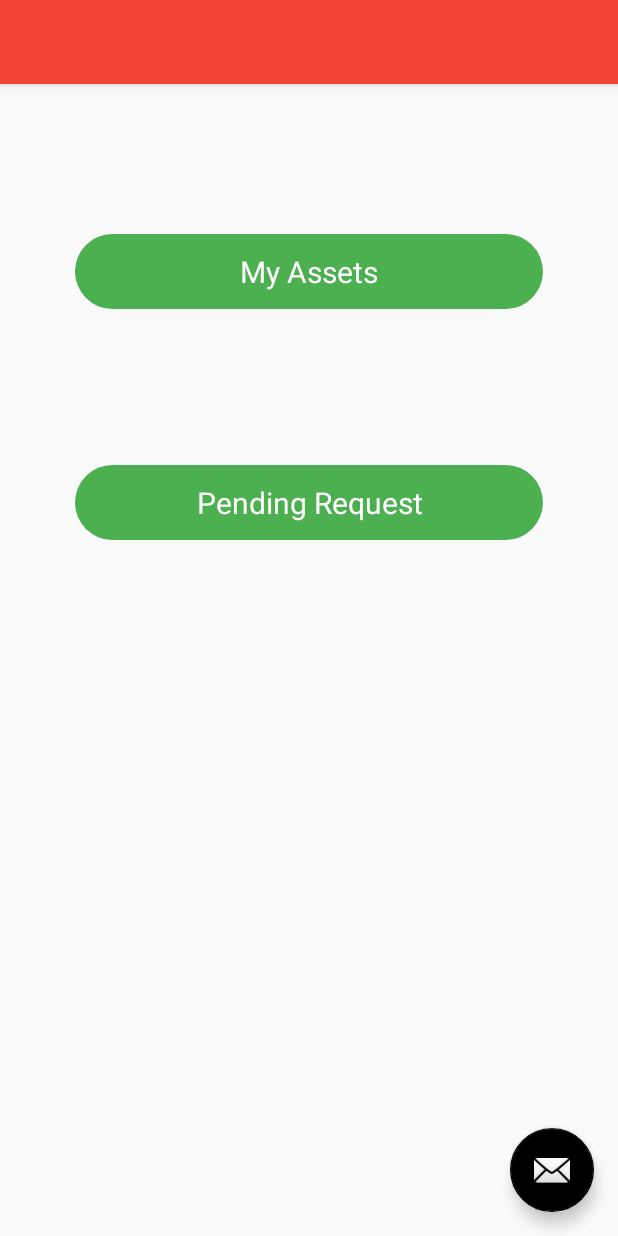
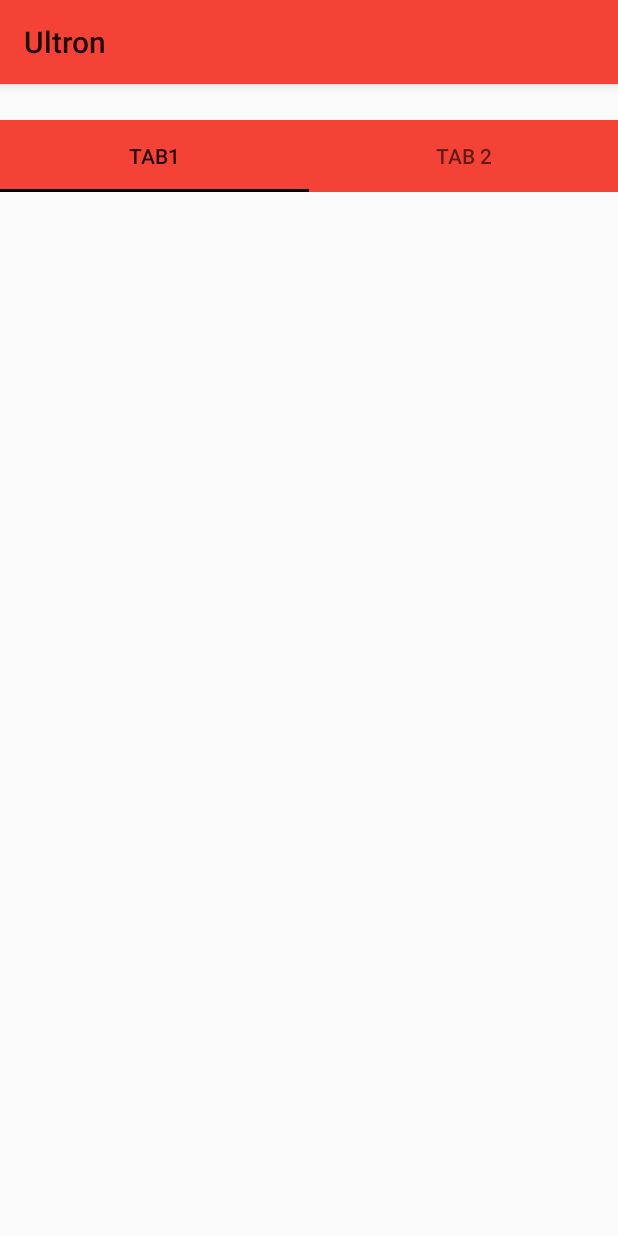
Before and after one commit to CodexStorm/asset, an Android app: the screen it shows after launch (HomepageActivity before the commit, HomescreenActivity after it), after a tap on "LOGIN", on a phone screen of 412 x 824 dp. Run offline under Robolectric (Android 15) with nearby library versions, the phone set to English and light mode, and no system bars; our stand-ins replace Volley; network calls fail.

Commit message:
done view paging

```diff
--- a/app/src/main/AndroidManifest.xml
+++ b/app/src/main/AndroidManifest.xml
@@ -25,6 +25,7 @@
         <activity android:name=".activity.AssetDetailsActivity"
             android:theme="@style/MyMaterialTheme"></activity>
         <activity android:name=".activity.MyAssetsActivity"></activity>
+        <activity android:name=".activity.HomescreenActivity"></activity>
     </application>
 
 </manifest>
--- /dev/null
+++ b/app/src/main/java/com/ninja/ultron/activity/HomescreenActivity.java
@@ -0,0 +1,41 @@
+package com.ninja.ultron.activity;
+
+import android.os.Bundle;
+import android.support.annotation.Nullable;
+import android.support.design.widget.TabLayout;
+import android.support.v4.app.Fragment;
+import android.support.v4.view.ViewPager;
+import android.support.v7.app.AppCompatActivity;
+import android.support.v7.widget.Toolbar;
+
+import com.ninja.ultron.R;
+import com.ninja.ultron.adapter.HomeScreenViewPagerAdapter;
+
+
+/**
+ * Created by Prabhu Sivanandam on 18-May-17.
+ */
+
+public class HomescreenActivity extends AppCompatActivity {
+
+    Toolbar toolbar;
+    TabLayout tabLayout;
+    ViewPager viewPager;
+    HomeScreenViewPagerAdapter adapter;
+    @Override
+    protected void onCreate(@Nullable Bundle savedInstanceState) {
+        super.onCreate(savedInstanceState);
+        setContentView(R.layout.homescreen);
+        toolbar=(Toolbar)findViewById(R.id.toolbar);
+        setSupportActionBar(toolbar);
+        tabLayout=(TabLayout)findViewById(R.id.tabLayout);
+        viewPager=(ViewPager)findViewById(R.id.viewPager);
+        adapter=new HomeScreenViewPagerAdapter(getSupportFragmentManager());
+        //add the fragments with titles here
+
+        adapter.addFragments(new MyAssetsFragment(),"Tab1");
+        adapter.addFragments(new fragment2(),"Tab 2");
+        viewPager.setAdapter(adapter);
+        tabLayout.setupWithViewPager(viewPager);
+    }
+}
--- a/app/src/main/java/com/ninja/ultron/activity/LoginActivity.java
+++ b/app/src/main/java/com/ninja/ultron/activity/LoginActivity.java
@@ -31,7 +31,7 @@ public class LoginActivity extends AppCompatActivity {
             @Override
             public void onClick(View v) {
                 login();
-                Intent intent = new Intent(LoginActivity.this,HomepageActivity.class);
+                Intent intent = new Intent(LoginActivity.this,HomescreenActivity.class);
                 startActivity(intent);
             }
         });
--- /dev/null
+++ b/app/src/main/java/com/ninja/ultron/activity/MyAssetsFragment.java
@@ -0,0 +1,84 @@
+package com.ninja.ultron.activity;
+
+import android.os.Bundle;
+import android.support.annotation.Nullable;
+import android.support.v4.app.Fragment;
+import android.support.v7.widget.LinearLayoutManager;
+import android.support.v7.widget.RecyclerView;
+import android.util.Log;
+import android.view.LayoutInflater;
+import android.view.View;
+import android.view.ViewGroup;
+
+import com.android.volley.Request;
+import com.android.volley.RequestQueue;
+import com.android.volley.Response;
+import com.android.volley.VolleyError;
+import com.android.volley.toolbox.JsonObjectRequest;
+import com.android.volley.toolbox.Volley;
+import com.google.gson.Gson;
+import com.google.gson.reflect.TypeToken;
+import com.ninja.ultron.R;
+import com.ninja.ultron.adapter.AssetRecyclerAdapter;
+import com.ninja.ultron.entity.AssetMiniEntity;
+
+import org.json.JSONArray;
+import org.json.JSONException;
+import org.json.JSONObject;
+
+import java.lang.reflect.Type;
+import java.util.ArrayList;
+
+/**
+ * Created by Prabhu Sivanandam on 18-May-17.
+ */
+
+public class MyAssetsFragment extends Fragment {
+
+    private final String URL="http://10.0.0.46:8080/api/web/assets?userId=1";
+    ArrayList<AssetMiniEntity> assetList=new ArrayList<>();
+    RecyclerView recyclerView;
+    AssetRecyclerAdapter adapter;
+    AssetMiniEntity assetMini;
+    @Nullable
+    @Override
+    public View onCreateView(LayoutInflater inflater, @Nullable ViewGroup container, @Nullable Bundle savedInstanceState) {
+        View v=inflater.inflate(R.layout.my_assets,container,false);
+        assetList=new ArrayList<>();
+        RequestQueue queue= Volley.newRequestQueue(getContext());
+        recyclerView=(RecyclerView)v.findViewById(R.id.rvMyAssets);
+        LinearLayoutManager manager=new LinearLayoutManager(getContext());
+        recyclerView.setLayoutManager(manager);
+        JsonObjectRequest request=new JsonObjectRequest(Request.Method.GET, URL, null, new Response.Listener<JSONObject>() {
+            @Override
+            public void onResponse(JSONObject response) {
+                try {
+                    Log.d("sds",response.toString());
+                    Gson gson=new Gson();
+                    JSONArray array=response.getJSONArray("response");
+                    Log.d("array",array.toString());
+                    Type T=new TypeToken<ArrayList<AssetMiniEntity>>(){}.getType();
+                    assetList=gson.fromJson(array.toString(),T);
+                    adapter=new AssetRecyclerAdapter(assetList);
+                    recyclerView.setAdapter(adapter);
+                    recyclerView.hasFixedSize();
+                    adapter.notifyDataSetChanged();
+                } catch (JSONException e) {
+                    e.printStackTrace();
+                }
+            }
+        }, new Response.ErrorListener() {
+            @Override
+            public void onErrorResponse(VolleyError error) {
+
+            }
+        });
+        queue.add(request);
+        adapter=new AssetRecyclerAdapter(assetList);
+        recyclerView.setAdapter(adapter);
+        recyclerView.hasFixedSize();
+        adapter.notifyDataSetChanged();
+
+        return v;
+    }
+}
--- /dev/null
+++ b/app/src/main/java/com/ninja/ultron/activity/fragment2.java
@@ -0,0 +1,24 @@
+package com.ninja.ultron.activity;
+
+import android.app.Activity;
+import android.os.Bundle;
+import android.support.annotation.Nullable;
+import android.support.v4.app.Fragment;
+import android.view.LayoutInflater;
+import android.view.View;
+import android.view.ViewGroup;
+
+import com.ninja.ultron.R;
+
+/**
+ * Created by Prabhu Sivanandam on 18-May-17.
+ */
+
+public class fragment2 extends Fragment {
+    @Nullable
+    @Override
+    public View onCreateView(LayoutInflater inflater, @Nullable ViewGroup container, @Nullable Bundle savedInstanceState) {
+        View v=inflater.inflate(R.layout.fragment_2,container,false);
+        return v;
+    }
+}
--- /dev/null
+++ b/app/src/main/java/com/ninja/ultron/adapter/HomeScreenViewPagerAdapter.java
@@ -0,0 +1,42 @@
+package com.ninja.ultron.adapter;
+
+import android.support.v4.app.Fragment;
+import android.support.v4.app.FragmentManager;
+import android.support.v4.app.FragmentPagerAdapter;
+
+import java.util.ArrayList;
+
+/**
+ * Created by Prabhu Sivanandam on 18-May-17.
+ */
+
+public class HomeScreenViewPagerAdapter extends FragmentPagerAdapter {
+
+    ArrayList<Fragment> fragments=new ArrayList<>();
+    ArrayList<String> tabTitles=new ArrayList<>();
+
+    public void addFragments(Fragment fragment,String tabTitle)
+    {
+        this.fragments.add(fragment);
+        this.tabTitles.add(tabTitle);
+    }
+
+    public HomeScreenViewPagerAdapter(FragmentManager manager)
+    {
+        super(manager);
+    }
+    @Override
+    public Fragment getItem(int position) {
+        return fragments.get(position);
+    }
+
+    @Override
+    public int getCount() {
+        return fragments.size();
+    }
+
+    @Override
+    public CharSequence getPageTitle(int position) {
+        return tabTitles.get(position);
+    }
+}
--- /dev/null
+++ b/app/src/main/res/layout/fragment_2.xml
@@ -0,0 +1,22 @@
+<FrameLayout xmlns:android="http://schemas.android.com/apk/res/android"
+    xmlns:tools="http://schemas.android.com/tools"
+    android:layout_width="match_parent"
+    android:layout_height="match_parent"
+    tools:context=".activity.fragment2">
+
+    <!-- TODO: Update blank fragment layout -->
+    <RelativeLayout
+        android:layout_width="match_parent"
+        android:layout_height="wrap_content">
+        <TextView
+            android:layout_width="match_parent"
+            android:layout_height="match_parent"
+            android:text="Hello to all"
+            android:layout_marginTop="284dp"
+            android:layout_alignParentTop="true"
+            android:layout_alignParentLeft="true"
+            android:layout_alignParentStart="true" />
+
+
+    </RelativeLayout>
+</FrameLayout>
--- /dev/null
+++ b/app/src/main/res/layout/homescreen.xml
@@ -0,0 +1,35 @@
+<?xml version="1.0" encoding="utf-8"?>
+<android.support.design.widget.CoordinatorLayout xmlns:android="http://schemas.android.com/apk/res/android"
+    xmlns:app="http://schemas.android.com/apk/res-auto"
+    android:orientation="vertical" android:layout_width="match_parent"
+    android:layout_height="match_parent">
+
+    <android.support.design.widget.AppBarLayout
+        android:layout_width="match_parent"
+        android:layout_height="wrap_content">
+
+        <include
+            android:layout_width="match_parent"
+            android:layout_height="wrap_content"
+            layout="@layout/toolbarlayout"/>
+    </android.support.design.widget.AppBarLayout>
+
+    <android.support.design.widget.TabLayout
+        android:layout_width="match_parent"
+        android:layout_height="wrap_content"
+        android:layout_marginTop="80dp"
+        android:id="@+id/tabLayout"
+        android:background="@color/colorPrimary"
+        app:tabMode="fixed"
+        app:tabGravity="fill">
+
+    </android.support.design.widget.TabLayout>
+    <android.support.v4.view.ViewPager
+        android:layout_marginTop="110dp"
+        android:layout_width="match_parent"
+        android:layout_height="match_parent"
+        android:id="@+id/viewPager">
+
+    </android.support.v4.view.ViewPager>
+
+</android.support.design.widget.CoordinatorLayout>
--- a/app/src/main/res/layout/my_assets.xml
+++ b/app/src/main/res/layout/my_assets.xml
@@ -11,6 +11,7 @@
     <android.support.v7.widget.RecyclerView
         android:id="@+id/rvMyAssets"
         android:layout_margin="10dp"
+        android:layout_marginTop="102dp"
         android:layout_width="330dp"
         android:layout_height="wrap_content">
     </android.support.v7.widget.RecyclerView>
--- /dev/null
+++ b/app/src/main/res/layout/toolbarlayout.xml
@@ -0,0 +1,11 @@
+<?xml version="1.0" encoding="utf-8"?>
+<android.support.v7.widget.Toolbar xmlns:android="http://schemas.android.com/apk/res/android"
+    android:layout_width="match_parent"
+    android:layout_height="wrap_content"
+    xmlns:app="http://schemas.android.com/apk/res-auto"
+    android:background="?attr/colorPrimary"
+    android:minHeight="?attr/actionBarSize"
+    android:fitsSystemWindows="true"
+    android:id="@+id/toolbar">
+
+</android.support.v7.widget.Toolbar>
--- a/app/src/main/res/values/strings.xml
+++ b/app/src/main/res/values/strings.xml
@@ -28,4 +28,7 @@
 
     <string name="navigation_drawer_open">Open navigation drawer</string>
     <string name="navigation_drawer_close">Close navigation drawer</string>
+
+    <!-- TODO: Remove or change this placeholder text -->
+    <string name="hello_blank_fragment">Hello blank fragment</string>
 </resources>
```
